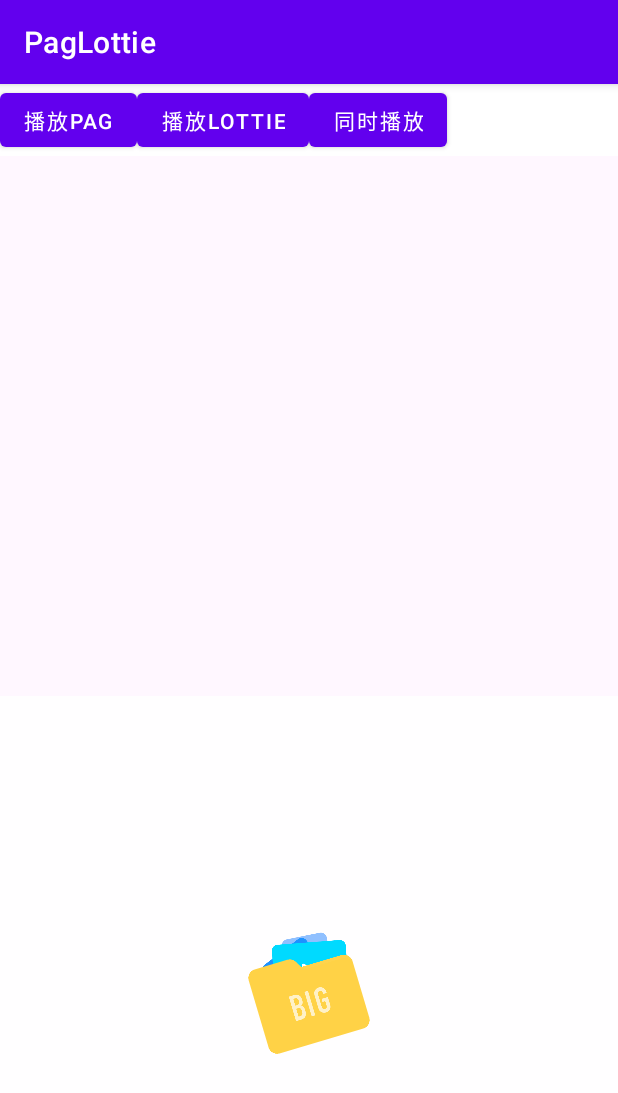
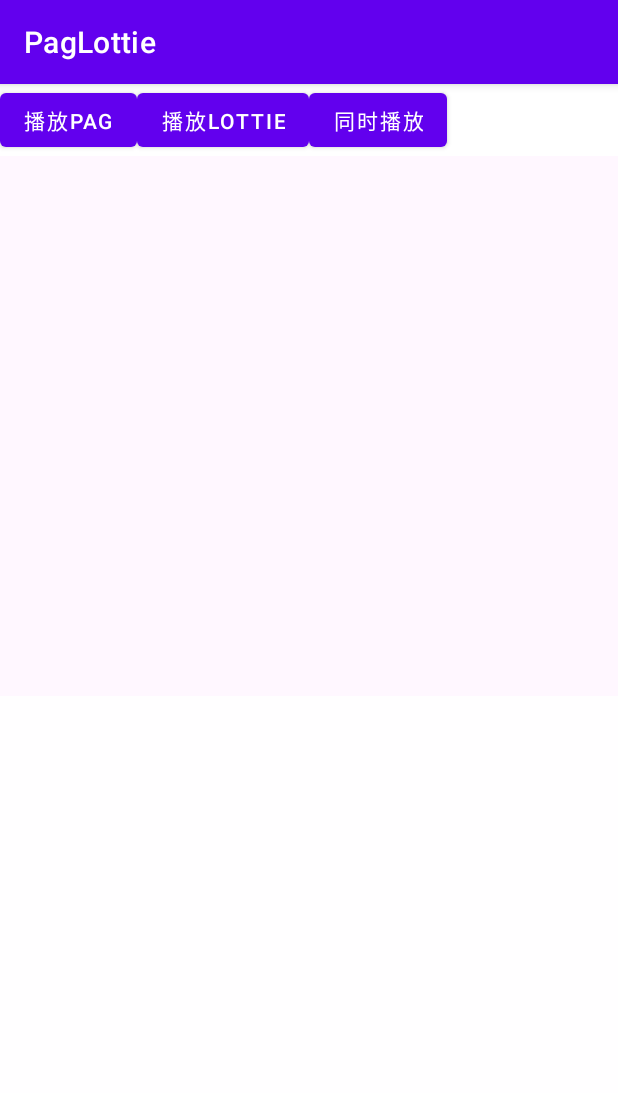
Before and after one commit to AdrianAndroid/PagLottieCompare, an Android app: the BigActivity screen opened directly, with no data from a screen before it, after a tap on "播放LOTTIE", on a phone screen of 412 x 824 dp. Shown: the top 1093 px of the screen. Run offline under Robolectric (Android 15) with nearby library versions, the phone set to English and light mode, and no system bars; libraries missing offline, so code that uses them is left out: org.libpag; plain views replace PAGView.

```diff
--- a/app/build.gradle
+++ b/app/build.gradle
@@ -39,7 +39,6 @@ dependencies {
     implementation 'com.google.android.material:material:1.7.0'
     implementation 'androidx.constraintlayout:constraintlayout:2.1.4'
     implementation 'com.tencent.tav:libpag:4.0.5.5'
-    implementation "com.airbnb.android:lottie:4.2.1"
     testImplementation 'junit:junit:4.13.2'
     androidTestImplementation 'androidx.test.ext:junit:1.1.5'
     androidTestImplementation 'androidx.test.espresso:espresso-core:3.5.1'
--- a/app/src/main/java/com/example/paglottie/BigActivity.kt
+++ b/app/src/main/java/com/example/paglottie/BigActivity.kt
@@ -2,11 +2,8 @@ package com.example.paglottie
 
 import android.os.Bundle
 import android.view.View
-import android.view.ViewGroup
 import android.widget.FrameLayout
 import androidx.appcompat.app.AppCompatActivity
-import com.airbnb.lottie.Lottie
-import com.airbnb.lottie.LottieAnimationView
 import org.libpag.PAGFile
 import org.libpag.PAGView
 
@@ -27,18 +24,11 @@ class BigActivity : AppCompatActivity() {
         }
 
         findViewById<View>(R.id.btn2).setOnClickListener {
-//            val lottieContainer = findViewById<FrameLayout>(R.id.lottieContainer)
-//            val lotView = LottieAnimationView(this@BigActivity)
-            val lottie = findViewById<LottieAnimationView>(R.id.lottie);
-            lottie.repeatCount = 10000
-            lottie.playAnimation()
+
         }
 
         findViewById<View>(R.id.btn3).setOnClickListener {
             dynamicAdd();
-            val lottie = findViewById<LottieAnimationView>(R.id.lottie);
-            lottie.repeatCount = 10000
-            lottie.playAnimation()
         }
     }
 
--- a/app/src/main/res/layout/activity_big.xml
+++ b/app/src/main/res/layout/activity_big.xml
@@ -54,18 +54,6 @@
         android:layout_weight="1"
         android:background="#01ff00ff">
 
-<!--        <View-->
-<!--            android:id="@+id/lottie"-->
-<!--            android:layout_width="match_parent"-->
-<!--            android:layout_height="match_parent"/>-->
-        <com.airbnb.lottie.LottieAnimationView
-            android:id="@+id/lottie"
-            android:layout_width="match_parent"
-            android:layout_height="match_parent"
-            app:lottie_autoPlay="true"
-            app:lottie_fileName="big/lottie/data.json"
-            app:lottie_imageAssetsFolder="big/lottie/images"
-            app:lottie_loop="false" />
 
     </FrameLayout>
 
```
